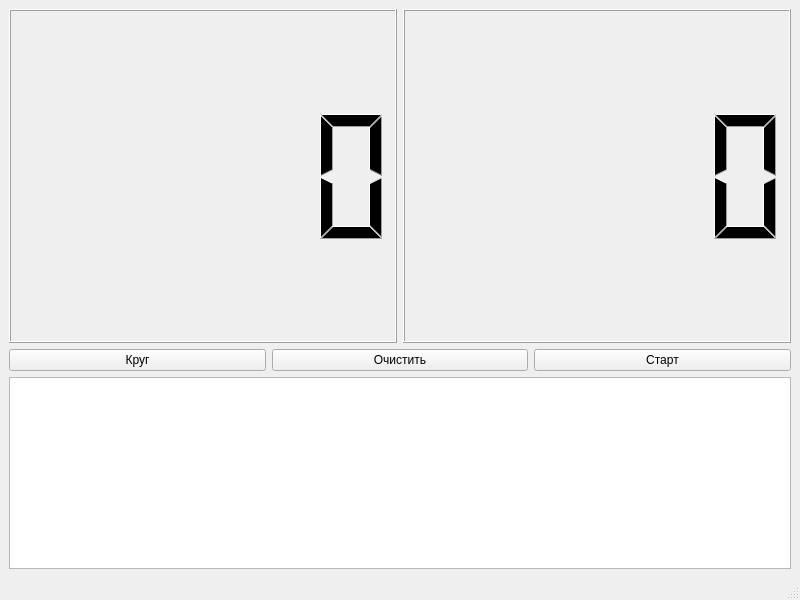
Before: the Qt Designer form mainwindow.ui in Margaret-Alade/Task-5-QtSignslot, drawn with Qt 5.
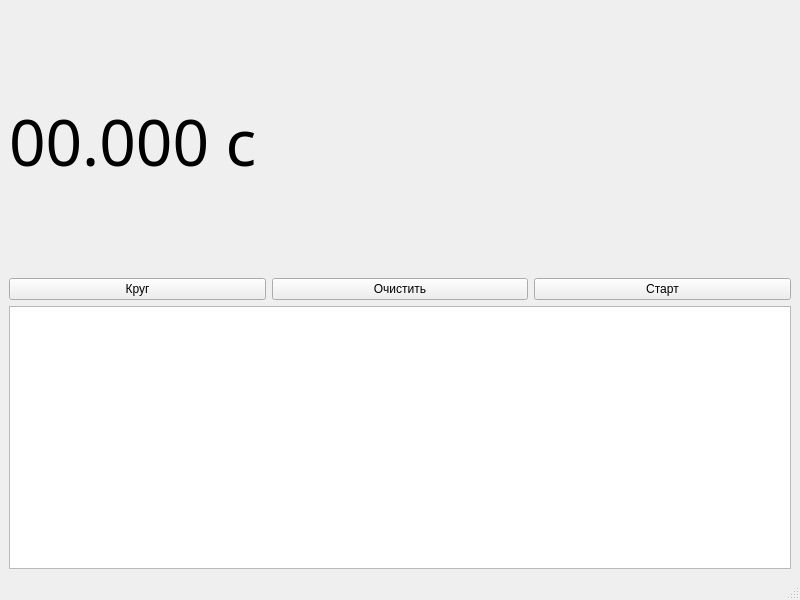
After: the same form once the commit is applied.

What changed in the file:
```diff
--- a/mainwindow.ui
+++ b/mainwindow.ui
@@ -18,28 +18,15 @@
     <item row="0" column="0">
      <layout class="QHBoxLayout" name="horizontalLayout_2">
       <item>
-       <widget class="QLCDNumber" name="minutes">
-        <property name="sizePolicy">
-         <sizepolicy hsizetype="Minimum" vsizetype="Minimum">
-          <horstretch>50</horstretch>
-          <verstretch>50</verstretch>
-         </sizepolicy>
+       <widget class="QLabel" name="timelabel">
+        <property name="font">
+         <font>
+          <family>Arial Black</family>
+          <pointsize>48</pointsize>
+         </font>
         </property>
-       </widget>
-      </item>
-      <item>
-       <widget class="QLCDNumber" name="seconds">
-        <property name="sizePolicy">
-         <sizepolicy hsizetype="Expanding" vsizetype="Expanding">
-          <horstretch>50</horstretch>
-          <verstretch>50</verstretch>
-         </sizepolicy>
-        </property>
-        <property name="frameShape">
-         <enum>QFrame::Shape::Box</enum>
-        </property>
-        <property name="digitCount">
-         <number>5</number>
+        <property name="text">
+         <string>00.000 с</string>
         </property>
        </widget>
       </item>
```
